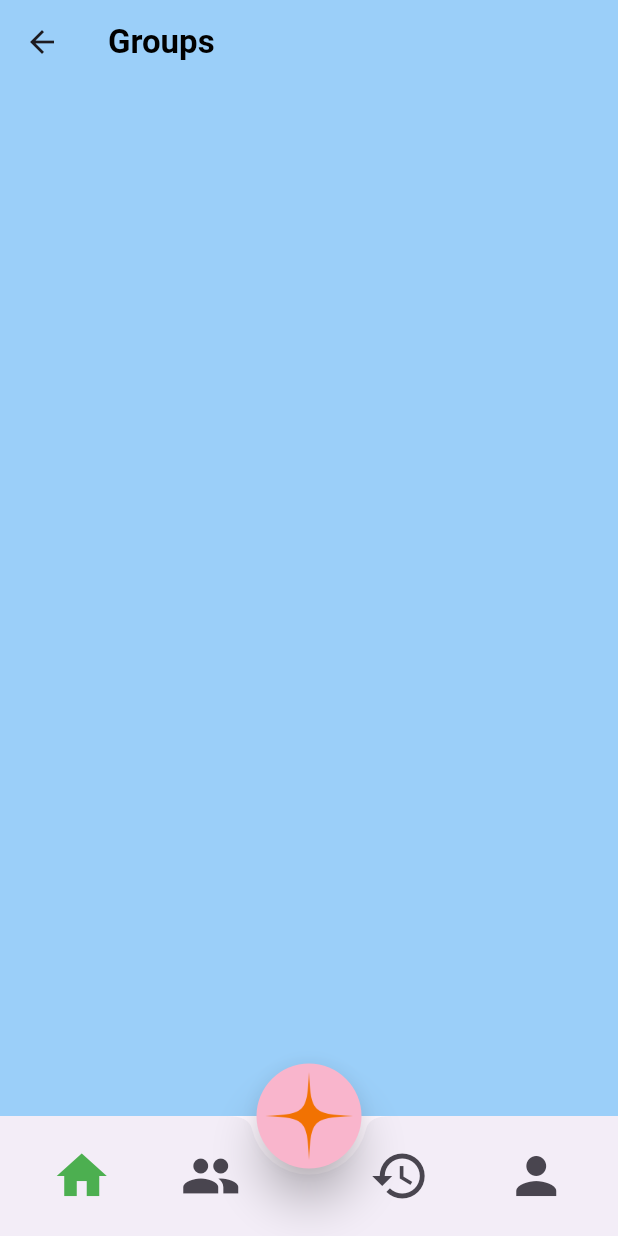
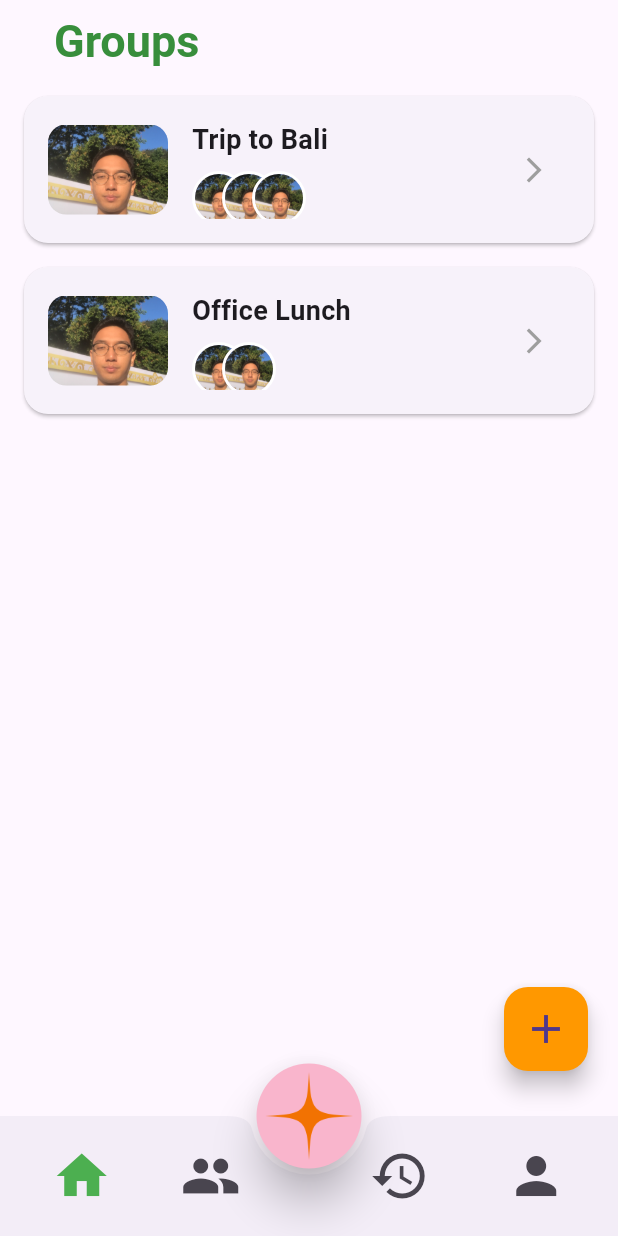
Before and after one commit to Ergiaa/splitin-frontend, a Flutter app: the GroupPage screen opened by its route, on a phone screen of 412 x 824 dp. Run offline on Flutter 3.47's test engine with Material 3 defaults, Android fonts, the phone set to English and light mode, and no system bars.

Commit message:
add: group page

```diff
--- a/lib/routes.dart
+++ b/lib/routes.dart
@@ -41,7 +41,7 @@ class SplitInRoute{
         return MaterialPageRoute(builder: (_) => BillItemsPage());
       default:
         return MaterialPageRoute(builder: (_) => MainPage());
-    };
+    }
   }
 
 }
--- a/lib/views/group_page.dart
+++ b/lib/views/group_page.dart
@@ -3,26 +3,56 @@ import 'package:provider/provider.dart';
 import 'package:splitin_frontend/models/provider.dart';
 import 'package:splitin_frontend/widgets/bottom_navigation_bar.dart';
 import 'package:splitin_frontend/widgets/floating_action_button.dart';
+import 'package:splitin_frontend/widgets/group_card.dart';
 
 class GroupPage extends StatefulWidget {
   const GroupPage({super.key});
 
   @override
-  State<StatefulWidget> createState() => _GroupPageState();
+  State<GroupPage> createState() => _GroupPageState();
 }
 
 class _GroupPageState extends State<GroupPage> {
+  final List<Map<String, dynamic>> groupData = [
+    {
+      'title': 'Trip to Bali',
+      'image': 'assets/images/person.jpeg',
+      'members': [
+        'assets/images/person.jpeg',
+        'assets/images/person.jpeg',
+        'assets/images/person.jpeg'
+      ]
+    },
+    {
+      'title': 'Office Lunch',
+      'image': 'assets/images/person.jpeg',
+      'members': [
+        'assets/images/person.jpeg',
+        'assets/images/person.jpeg'
+      ]
+    },
+  ];
+
   @override
   Widget build(BuildContext context) {
-    // TODO: implement build
     return Consumer<ProviderModel>(
       builder: (context, value, child) => Scaffold(
         appBar: AppBar(
-          title: Text(
-            "Groups",
-            style: TextStyle(color: Colors.black, fontWeight: FontWeight.bold),
+          automaticallyImplyLeading: false,
+          title: Align(
+            alignment: Alignment.centerLeft,
+            child: Padding(
+              padding: const EdgeInsets.only(left: 20.0),
+              child: const Text(
+                "Groups",
+                style: TextStyle(
+                  color: Color(0xFF388E3C),
+                  fontWeight: FontWeight.bold,
+                  fontSize: 30,
+                ),
+              ),
+            ),
           ),
-          backgroundColor: const Color.fromARGB(255, 155, 207, 249),
         ),
         floatingActionButtonLocation: FloatingActionButtonLocation.centerDocked,
         floatingActionButton: SizedBox(
@@ -32,10 +62,39 @@ class _GroupPageState extends State<GroupPage> {
             fit: BoxFit.fill,
             child: SplitinFloatingActionButton(),
           ),
-        ), // edit ini
-        body: Container(
-          color: const Color.fromARGB(255, 155, 207, 249),
-        ), // edit ini
+        ),
+        body: Stack(
+          children: [
+            Padding(
+              padding: const EdgeInsets.only(bottom: 80),
+              child: ListView.builder(
+                itemCount: groupData.length,
+                itemBuilder: (context, index) {
+                  final group = groupData[index];
+                  return GroupCard(
+                    title: group['title'],
+                    imageUrl: group['image'],
+                    memberImages: List<String>.from(group['members']),
+                    onTap: () {
+                      // Implement navigation to group detail
+                    },
+                  );
+                },
+              ),
+            ),
+            Positioned(
+              bottom: 30,
+              right: 20,
+              child: FloatingActionButton(
+                onPressed: () {
+                  // Add new group action
+                },
+                backgroundColor: Colors.orange,
+                child: const Icon(Icons.add, size: 32),
+              ),
+            ),
+          ],
+        ),
         bottomNavigationBar: SplitInNavBar(),
       ),
     );
--- a/lib/widgets/floating_action_button.dart
+++ b/lib/widgets/floating_action_button.dart
@@ -4,14 +4,20 @@ import 'package:splitin_frontend/models/provider.dart';
 
 class SplitinFloatingActionButton extends Consumer<ProviderModel> {
   SplitinFloatingActionButton()
-    : super(builder: (context, value, child) => FloatingActionButton(
+      : super(
+    builder: (context, value, child) => FloatingActionButton(
+      heroTag: 'splitin-fab',
       onPressed: () {
         Navigator.pushNamed(context, "/bill-item");
       },
       shape: CircleBorder(),
       elevation: 12,
       backgroundColor: const Color.fromARGB(255, 249, 181, 204),
-        child: ImageIcon(AssetImage("assets/images/star.png"), size: 50, color: const Color.fromARGB(255, 242, 114, 2),)
-
-    ),);
+      child: ImageIcon(
+        AssetImage("assets/images/star.png"),
+        size: 50,
+        color: const Color.fromARGB(255, 242, 114, 2),
+      ),
+    ),
+  );
 }
--- /dev/null
+++ b/lib/widgets/group_card.dart
@@ -0,0 +1,135 @@
+import 'package:flutter/material.dart';
+
+class GroupCard extends StatelessWidget {
+  final String title;
+  final String imageUrl;
+  final List<String> memberImages;
+  final VoidCallback onTap;
+
+  const GroupCard({
+    super.key,
+    required this.title,
+    required this.imageUrl,
+    required this.memberImages,
+    required this.onTap,
+  });
+
+  @override
+  Widget build(BuildContext context) {
+    return Card(
+      margin: const EdgeInsets.symmetric(horizontal: 16, vertical: 8),
+      shape: RoundedRectangleBorder(borderRadius: BorderRadius.circular(16)),
+      child: InkWell(
+        onTap: onTap,
+        borderRadius: BorderRadius.circular(16),
+        child: Padding(
+          padding: const EdgeInsets.all(16),
+          child: Row(
+            children: [
+              // Rectangle image for place
+              Container(
+                width: 80,
+                height: 60,
+                decoration: BoxDecoration(
+                  borderRadius: BorderRadius.circular(12),
+                  image: DecorationImage(
+                    image: AssetImage(imageUrl),
+                    fit: BoxFit.cover,
+                  ),
+                ),
+              ),
+              const SizedBox(width: 16),
+
+              // Title and member avatars
+              Expanded(
+                child: Column(
+                  crossAxisAlignment: CrossAxisAlignment.start,
+                  children: [
+                    Text(
+                      title,
+                      style: const TextStyle(
+                        fontWeight: FontWeight.bold,
+                        fontSize: 18,
+                      ),
+                    ),
+                    const SizedBox(height: 8),
+
+                    // Overlapping member avatars
+                    SizedBox(
+                      height: 32,
+                      child: Stack(
+                        children: _buildMemberAvatars(),
+                      ),
+                    ),
+                  ],
+                ),
+              ),
+
+              // Right arrow button
+              IconButton(
+                onPressed: onTap,
+                icon: const Icon(
+                  Icons.arrow_forward_ios,
+                  color: Colors.grey,
+                  size: 20,
+                ),
+              ),
+            ],
+          ),
+        ),
+      ),
+    );
+  }
+
+  List<Widget> _buildMemberAvatars() {
+    List<Widget> avatars = [];
+
+    for (int i = 0; i < memberImages.length && i < 4; i++) {
+      avatars.add(
+        Positioned(
+          left: i * 20.0, // Overlap by 20 pixels
+          child: Container(
+            decoration: BoxDecoration(
+              shape: BoxShape.circle,
+              border: Border.all(color: Colors.white, width: 2),
+            ),
+            child: CircleAvatar(
+              radius: 16,
+              backgroundImage: AssetImage(memberImages[i]),
+            ),
+          ),
+        ),
+      );
+    }
+
+    // Add "+X more" indicator if there are more than 4 members
+    if (memberImages.length > 4) {
+      avatars.add(
+        Positioned(
+          left: 4 * 20.0,
+          child: Container(
+            decoration: BoxDecoration(
+              shape: BoxShape.circle,
+              border: Border.all(color: Colors.white, width: 2),
+              color: Colors.grey[300],
+            ),
+            child: CircleAvatar(
+              radius: 16,
+              backgroundColor: Colors.grey[300],
+              child: Text(
+                '+${memberImages.length - 4}',
+                style: const TextStyle(
+                  fontSize: 12,
+                  fontWeight: FontWeight.bold,
+                  color: Colors.black54,
+                ),
+              ),
+            ),
+          ),
+        ),
+      );
+    }
+
+    return avatars;
+  }
+}
```
Lines whose indentation alone changed are shown as unchanged.
